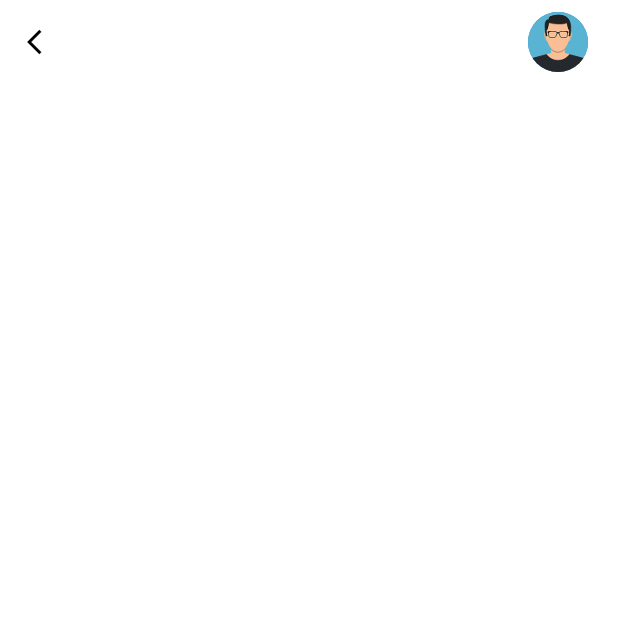
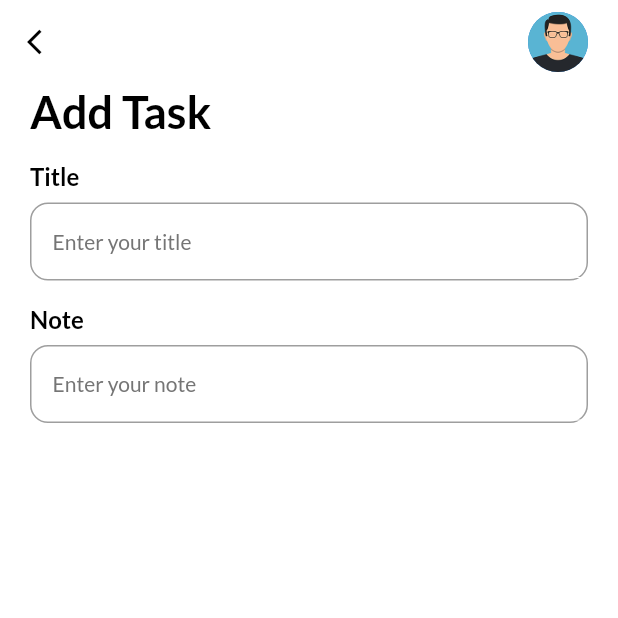
Before and after one commit to GzuPark/fancy_todo_futter, a Flutter app: the AddTaskPage screen opened directly, on a phone screen of 412 x 824 dp, the top half of it. Run offline on Flutter 3.47's test engine with Material 2 defaults, Android fonts, the phone set to English and light mode, and no system bars; our stand-ins replace date_picker_timeline, flutter_local_notifications, get, get_storage, google_fonts, timezone; accounts and stored records are empty.

Commit message:
Apply text from field widget
- Add predefined title & subtitle text style
- Create custom text input field widget
- Add title & note sections

```diff
--- a/lib/ui/add_task_bar.dart
+++ b/lib/ui/add_task_bar.dart
@@ -1,4 +1,5 @@
 import 'package:fancy_todo_flutter/ui/theme.dart';
+import 'package:fancy_todo_flutter/ui/widgets/input_field.dart';
 import 'package:flutter/material.dart';
 import 'package:get/get.dart';
 
@@ -10,7 +11,19 @@ class AddTaskPage extends StatelessWidget {
     return Scaffold(
       appBar: _appBar(context),
       backgroundColor: context.theme.backgroundColor,
-      body: Container(),
+      body: Container(
+        padding: const EdgeInsets.only(left: 20, right: 20),
+        child: SingleChildScrollView(
+          child: Column(
+            crossAxisAlignment: CrossAxisAlignment.start,
+            children: [
+              Text('Add Task', style: headingStyle),
+              InputField(title: 'Title', hint: 'Enter your title'),
+              InputField(title: 'Note', hint: 'Enter your note '),
+            ],
+          ),
+        ),
+      ),
     );
   }
 
--- a/lib/ui/theme.dart
+++ b/lib/ui/theme.dart
@@ -43,3 +43,23 @@ TextStyle get subHeadingStyle {
     ),
   );
 }
+
+TextStyle get titleStyle {
+  return GoogleFonts.lato(
+    textStyle: TextStyle(
+      fontSize: 16,
+      fontWeight: FontWeight.bold,
+      color: Get.isDarkMode ? Colors.white : Colors.black,
+    ),
+  );
+}
+
+TextStyle get subTitleStyle {
+  return GoogleFonts.lato(
+    textStyle: TextStyle(
+      fontSize: 14,
+      fontWeight: FontWeight.w400,
+      color: Get.isDarkMode ? Colors.grey[100] : Colors.grey[600],
+    ),
+  );
+}
--- /dev/null
+++ b/lib/ui/widgets/input_field.dart
@@ -0,0 +1,62 @@
+import 'package:fancy_todo_flutter/ui/theme.dart';
+import 'package:flutter/material.dart';
+import 'package:get/get.dart';
+
+class InputField extends StatelessWidget {
+  final String title;
+  final String hint;
+  final TextEditingController? controller;
+  final Widget? widget;
+
+  const InputField({
+    Key? key,
+    required this.title,
+    required this.hint,
+    this.controller,
+    this.widget,
+  }) : super(key: key);
+
+  @override
+  Widget build(BuildContext context) {
+    return Container(
+      margin: const EdgeInsets.only(top: 16),
+      child: Column(
+        crossAxisAlignment: CrossAxisAlignment.start,
+        children: [
+          Text(title, style: titleStyle),
+          Container(
+            height: 52,
+            margin: const EdgeInsets.only(top: 8),
+            padding: const EdgeInsets.only(left: 14),
+            decoration: BoxDecoration(
+              border: Border.all(width: 1, color: Colors.grey),
+              borderRadius: BorderRadius.circular(12),
+            ),
+            child: Row(
+              children: [
+                Expanded(
+                  child: TextFormField(
+                    autofocus: false,
+                    cursorColor: Get.isDarkMode ? Colors.grey[100] : Colors.grey[700],
+                    controller: controller,
+                    style: subTitleStyle,
+                    decoration: InputDecoration(
+                      hintText: hint,
+                      hintStyle: subTitleStyle,
+                      focusedBorder: UnderlineInputBorder(
+                        borderSide: BorderSide(width: 0, color: context.theme.backgroundColor),
+                      ),
+                      enabledBorder: UnderlineInputBorder(
+                        borderSide: BorderSide(width: 0, color: context.theme.backgroundColor),
+                      ),
+                    ),
+                  ),
+                ),
+              ],
+            ),
+          ),
+        ],
+      ),
+    );
+  }
+}
```
